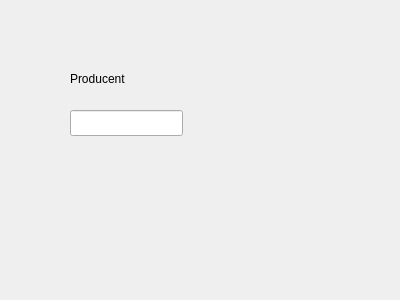
Old version of the form vendors.ui in the repository arekbr/Inwentaryzacja.
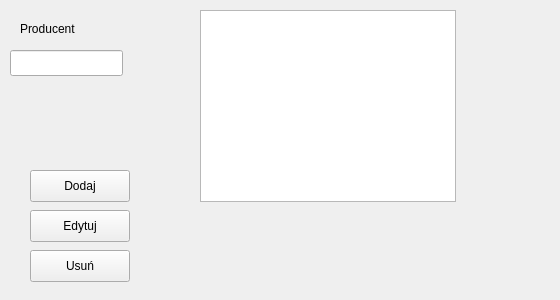
New version of the form.

Commit message: dodane przyciski do mainwindow.ui

The edit to the form file:
```diff
--- a/vendors.ui
+++ b/vendors.ui
@@ -6,7 +6,7 @@
    <rect>
     <x>0</x>
     <y>0</y>
-    <width>400</width>
+    <width>560</width>
     <height>300</height>
    </rect>
   </property>
@@ -16,8 +16,8 @@
   <widget class="QLabel" name="label">
    <property name="geometry">
     <rect>
-     <x>70</x>
-     <y>70</y>
+     <x>20</x>
+     <y>20</y>
      <width>81</width>
      <height>18</height>
     </rect>
@@ -29,13 +29,62 @@
   <widget class="QLineEdit" name="lineEdit">
    <property name="geometry">
     <rect>
-     <x>70</x>
-     <y>110</y>
+     <x>10</x>
+     <y>50</y>
      <width>113</width>
      <height>26</height>
     </rect>
    </property>
   </widget>
+  <widget class="QPushButton" name="pushButton_add">
+   <property name="geometry">
+    <rect>
+     <x>30</x>
+     <y>170</y>
+     <width>100</width>
+     <height>32</height>
+    </rect>
+   </property>
+   <property name="text">
+    <string>Dodaj</string>
+   </property>
+  </widget>
+  <widget class="QPushButton" name="pushButton_edit">
+   <property name="geometry">
+    <rect>
+     <x>30</x>
+     <y>210</y>
+     <width>100</width>
+     <height>32</height>
+    </rect>
+   </property>
+   <property name="text">
+    <string>Edytuj</string>
+   </property>
+  </widget>
+  <widget class="QPushButton" name="pushButton_delete">
+   <property name="geometry">
+    <rect>
+     <x>30</x>
+     <y>250</y>
+     <width>100</width>
+     <height>32</height>
+    </rect>
+   </property>
+   <property name="text">
+    <string>Usuń</string>
+   </property>
+  </widget>
+  <widget class="QListView" name="listView">
+   <property name="geometry">
+    <rect>
+     <x>200</x>
+     <y>10</y>
+     <width>256</width>
+     <height>192</height>
+    </rect>
+   </property>
+  </widget>
  </widget>
  <resources/>
  <connections/>
```
The commit also changes 4 other files.
